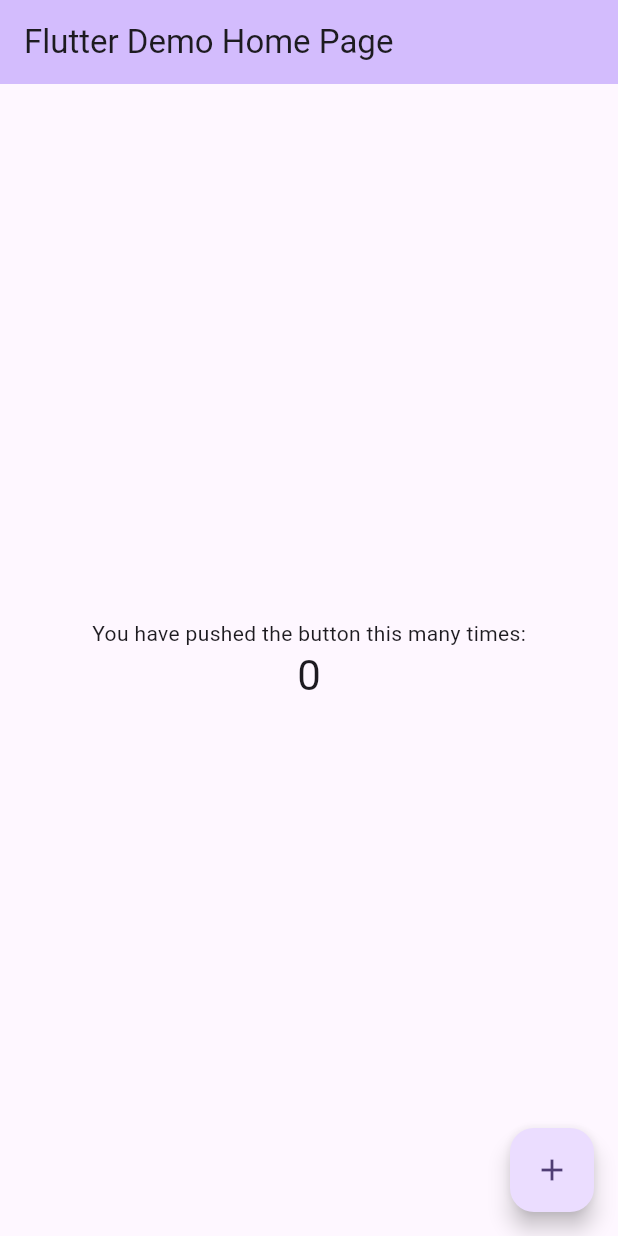
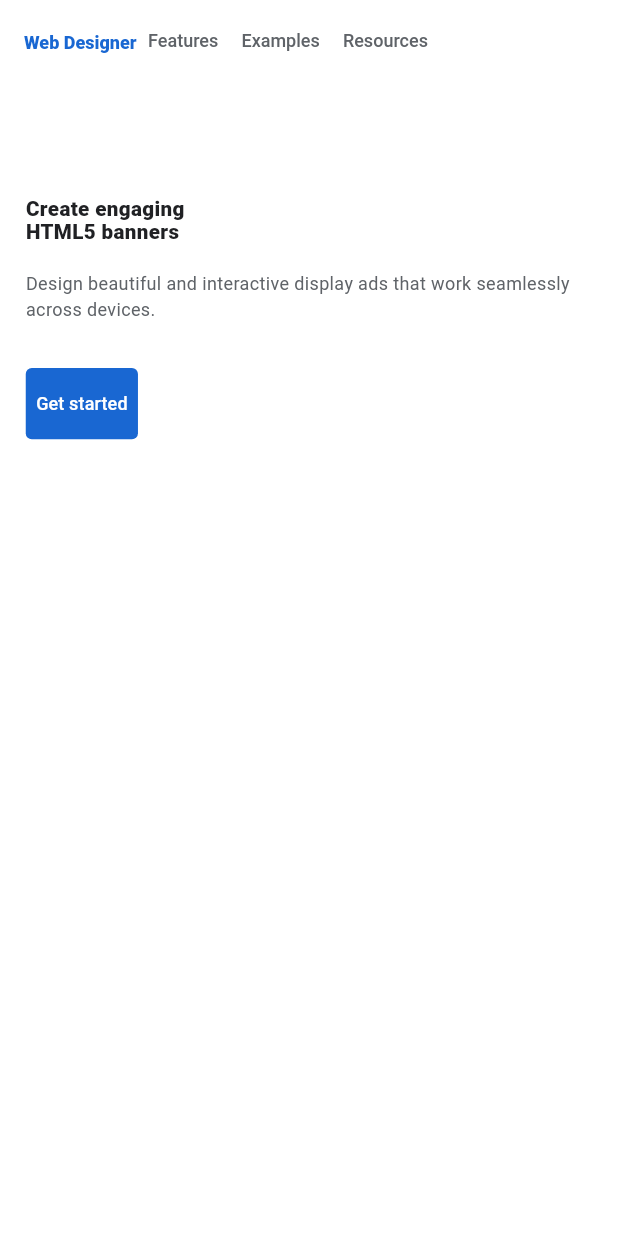
Before and after one commit to mikecc788/tweets, a Flutter app: the screen it shows after launch, on a phone screen of 412 x 824 dp. Run offline on Flutter 3.47's test engine with Material 3 defaults, Android fonts, the light colour scheme and no system bars; our stand-ins replace get.

Commit message:
add home

```diff
--- /dev/null
+++ b/devtools_options.yaml
@@ -0,0 +1,3 @@
+description: This file stores settings for Dart & Flutter DevTools.
+documentation: https://docs.flutter.dev/tools/devtools/extensions#configure-extension-enablement-states
+extensions:
--- /dev/null
+++ b/lib/controllers/home_controller.dart
@@ -0,0 +1,14 @@
+import 'package:get/get.dart';
+
+class HomeController extends GetxController {
+  final RxBool isHovered = false.obs;
+  final RxInt selectedIndex = (-1).obs;
+
+  void setHovered(bool value) {
+    isHovered.value = value;
+  }
+
+  void setSelectedIndex(int index) {
+    selectedIndex.value = index;
+  }
+}
--- a/lib/main.dart
+++ b/lib/main.dart
@@ -1,125 +1,33 @@
 import 'package:flutter/material.dart';
+import 'package:get/get.dart';
+import 'pages/home/home_view.dart';
+import 'controllers/home_controller.dart';
+import 'utils/screen_adapter.dart';
+import 'utils/app_colors.dart';
 
 void main() {
+  WidgetsFlutterBinding.ensureInitialized();
   runApp(const MyApp());
 }
 
 class MyApp extends StatelessWidget {
   const MyApp({super.key});
 
-  // This widget is the root of your application.
   @override
   Widget build(BuildContext context) {
-    return MaterialApp(
-      title: 'Flutter Demo',
-      theme: ThemeData(
-        // This is the theme of your application.
-        //
-        // TRY THIS: Try running your application with "flutter run". You'll see
-        // the application has a purple toolbar. Then, without quitting the app,
-        // try changing the seedColor in the colorScheme below to Colors.green
-        // and then invoke "hot reload" (save your changes or press the "hot
-        // reload" button in a Flutter-supported IDE, or press "r" if you used
-        // the command line to start the app).
-        //
-        // Notice that the counter didn't reset back to zero; the application
-        // state is not lost during the reload. To reset the state, use hot
-        // restart instead.
-        //
-        // This works for code too, not just values: Most code changes can be
-        // tested with just a hot reload.
-        colorScheme: ColorScheme.fromSeed(seedColor: Colors.deepPurple),
-        useMaterial3: true,
-      ),
-      home: const MyHomePage(title: 'Flutter Demo Home Page'),
+    // 在构建 GetMaterialApp 之前初始化屏幕适配器
+    ScreenAdapter.initialize();
+
+    return GetMaterialApp(
+      title: 'Web Designer Clone',
+      theme: AppColors.lightTheme,
+      darkTheme: AppColors.darkTheme,
+      themeMode: ThemeMode.system, // 跟随系统主题
+      initialBinding: BindingsBuilder(() {
+        Get.put(HomeController());
+      }),
+      home: const HomeView(),
+      debugShowCheckedModeBanner: false,
     );
   }
 }
-
-class MyHomePage extends StatefulWidget {
-  const MyHomePage({super.key, required this.title});
-
-  // This widget is the home page of your application. It is stateful, meaning
-  // that it has a State object (defined below) that contains fields that affect
-  // how it looks.
-
-  // This class is the configuration for the state. It holds the values (in this
-  // case the title) provided by the parent (in this case the App widget) and
-  // used by the build method of the State. Fields in a Widget subclass are
-  // always marked "final".
-
-  final String title;
-
-  @override
-  State<MyHomePage> createState() => _MyHomePageState();
-}
-
-class _MyHomePageState extends State<MyHomePage> {
-  int _counter = 0;
-
-  void _incrementCounter() {
-    setState(() {
-      // This call to setState tells the Flutter framework that something has
-      // changed in this State, which causes it to rerun the build method below
-      // so that the display can reflect the updated values. If we changed
-      // _counter without calling setState(), then the build method would not be
-      // called again, and so nothing would appear to happen.
-      _counter++;
-    });
-  }
-
-  @override
-  Widget build(BuildContext context) {
-    // This method is rerun every time setState is called, for instance as done
-    // by the _incrementCounter method above.
-    //
-    // The Flutter framework has been optimized to make rerunning build methods
-    // fast, so that you can just rebuild anything that needs updating rather
-    // than having to individually change instances of widgets.
-    return Scaffold(
-      appBar: AppBar(
-        // TRY THIS: Try changing the color here to a specific color (to
-        // Colors.amber, perhaps?) and trigger a hot reload to see the AppBar
-        // change color while the other colors stay the same.
-        backgroundColor: Theme.of(context).colorScheme.inversePrimary,
-        // Here we take the value from the MyHomePage object that was created by
-        // the App.build method, and use it to set our appbar title.
-        title: Text(widget.title),
-      ),
-      body: Center(
-        // Center is a layout widget. It takes a single child and positions it
-        // in the middle of the parent.
-        child: Column(
-          // Column is also a layout widget. It takes a list of children and
-          // arranges them vertically. By default, it sizes itself to fit its
-          // children horizontally, and tries to be as tall as its parent.
-          //
-          // Column has various properties to control how it sizes itself and
-          // how it positions its children. Here we use mainAxisAlignment to
-          // center the children vertically; the main axis here is the vertical
-          // axis because Columns are vertical (the cross axis would be
-          // horizontal).
-          //
-          // TRY THIS: Invoke "debug painting" (choose the "Toggle Debug Paint"
-          // action in the IDE, or press "p" in the console), to see the
-          // wireframe for each widget.
-          mainAxisAlignment: MainAxisAlignment.center,
-          children: <Widget>[
-            const Text(
-              'You have pushed the button this many times:',
-            ),
-            Text(
-              '$_counter',
-              style: Theme.of(context).textTheme.headlineMedium,
-            ),
-          ],
-        ),
-      ),
-      floatingActionButton: FloatingActionButton(
-        onPressed: _incrementCounter,
-        tooltip: 'Increment',
-        child: const Icon(Icons.add),
-      ), // This trailing comma makes auto-formatting nicer for build methods.
-    );
-  }
-}
--- /dev/null
+++ b/lib/pages/home/home_view.dart
@@ -0,0 +1,177 @@
+import 'package:flutter/material.dart';
+import 'package:get/get.dart';
+import '../../controllers/home_controller.dart';
+import '../../utils/screen_adapter.dart';
+import '../../utils/app_colors.dart';
+
+/// 首页视图
+/// 展示网页设计工具的主要功能和特点
+class HomeView extends GetView<HomeController> {
+  const HomeView({Key? key}) : super(key: key);
+
+  @override
+  Widget build(BuildContext context) {
+    return Scaffold(
+      backgroundColor: AppColors.background,
+      body: CustomScrollView(
+        slivers: [
+          _buildAppBar(),
+          _buildMainContent(),
+        ],
+      ),
+    );
+  }
+
+  /// 构建应用栏
+  Widget _buildAppBar() {
+    return SliverAppBar(
+      floating: true,
+      backgroundColor: AppColors.background,
+      elevation: 0,
+      title: Row(
+        children: [
+          _buildLogo(),
+          _buildNavigationItems(),
+        ],
+      ),
+    );
+  }
+
+  /// 构建Logo
+  Widget _buildLogo() {
+    return Text(
+      'Web Designer',
+      style: TextStyle(
+        fontSize: ScreenAdapter.fontSize(32),
+        fontWeight: FontWeight.w900,
+        color: AppColors.primary,
+      ),
+    );
+  }
+
+  /// 构建导航栏项目
+  Widget _buildNavigationItems() {
+    return Row(
+      children: [
+        _buildNavItem('Features', 0),
+        _buildNavItem('Examples', 1),
+        _buildNavItem('Resources', 2),
+      ],
+    );
+  }
+
+  /// 构建主要内容区域
+  Widget _buildMainContent() {
+    return SliverToBoxAdapter(
+      child: Padding(
+        padding: EdgeInsets.symmetric(
+          horizontal: ScreenAdapter.setWidth(80),
+        ),
+        child: Column(
+          crossAxisAlignment: CrossAxisAlignment.start,
+          children: [
+            SizedBox(height: ScreenAdapter.setHeight(100)),
+            _buildHeadline(),
+            SizedBox(height: ScreenAdapter.setHeight(24)),
+            _buildSubtitle(),
+            SizedBox(height: ScreenAdapter.setHeight(40)),
+            _buildGetStartedButton(),
+          ],
+        ),
+      ),
+    );
+  }
+
+  /// 构建标题文本
+  Widget _buildHeadline() {
+    return Text(
+      'Create engaging\nHTML5 banners',
+      style: TextStyle(
+        fontSize: ScreenAdapter.fontSize(64),
+        fontWeight: FontWeight.w900,
+        color: AppColors.textPrimary,
+        height: 1.1,
+      ),
+    );
+  }
+
+  /// 构建副标题文本
+  Widget _buildSubtitle() {
+    return Text(
+      'Design beautiful and interactive display ads that work seamlessly across devices.',
+      style: TextStyle(
+        fontSize: ScreenAdapter.fontSize(24),
+        fontWeight: FontWeight.w400,
+        color: AppColors.textSecondary,
+        height: 1.4,
+      ),
+    );
+  }
+
+  /// 构建开始按钮
+  Widget _buildGetStartedButton() {
+    return ElevatedButton(
+      onPressed: () {},
+      style: ElevatedButton.styleFrom(
+        backgroundColor: AppColors.primary,
+        foregroundColor: AppColors.textLight,
+        padding: EdgeInsets.symmetric(
+          horizontal: ScreenAdapter.setWidth(32),
+          vertical: ScreenAdapter.setHeight(20),
+        ),
+        elevation: 0,
+        shape: RoundedRectangleBorder(
+          borderRadius: BorderRadius.circular(4),
+        ),
+      ),
+      child: Text(
+        'Get started',
+        style: TextStyle(
+          fontSize: ScreenAdapter.fontSize(18),
+          fontWeight: FontWeight.w500,
+          color: AppColors.textLight,
+        ),
+      ),
+    );
+  }
+
+  /// 构建导航项
+  Widget _buildNavItem(String text, int index) {
+    return Obx(() {
+      final isSelected = controller.selectedIndex.value == index;
+      return MouseRegion(
+        cursor: SystemMouseCursors.click,
+        onEnter: (_) => controller.setHovered(true),
+        onExit: (_) => controller.setHovered(false),
+        child: GestureDetector(
+          onTap: () => controller.setSelectedIndex(index),
+          child: Container(
+            margin: EdgeInsets.symmetric(
+              horizontal: ScreenAdapter.setWidth(12),
+            ),
+            padding: EdgeInsets.symmetric(
+              horizontal: ScreenAdapter.setWidth(24),
+              vertical: ScreenAdapter.setHeight(12),
+            ),
+            decoration: BoxDecoration(
+              border: Border(
+                bottom: BorderSide(
+                  color: isSelected ? AppColors.primary : Colors.transparent,
+                  width: 2,
+                ),
+              ),
+            ),
+            child: Text(
+              text,
+              style: TextStyle(
+                color: isSelected ? AppColors.primary : AppColors.textSecondary,
+                fontSize: ScreenAdapter.fontSize(24),
+                fontWeight: FontWeight.w500,
+              ),
+            ),
+          ),
+        ),
+      );
+    });
+  }
+}
--- /dev/null
+++ b/lib/utils/app_colors.dart
@@ -0,0 +1,135 @@
+import 'package:flutter/material.dart';
+import 'package:get/get.dart';
+
+class AppColors {
+  // Google Web Designer 主题色
+  static Color get primary => const Color(0xFF1967D2);  // Google Blue
+  static Color get primaryLight => const Color(0xFF4285F4);
+  static Color get primaryDark => const Color(0xFF185ABC);
+
+  // 背景色
+  static Color get background => const Color(0xFFFFFFFF);
+  static Color get backgroundDark => const Color(0xFF202124);
+  static Color get backgroundGrey => const Color(0xFFF8F9FA);
+  static Color get surfaceColor => const Color(0xFFE8F0FE);  // 浅蓝色背景
+
+  // 文字颜色
+  static Color get textPrimary => const Color(0xFF202124);  // Google Grey 900
+  static Color get textSecondary => const Color(0xFF5F6368);  // Google Grey 700
+  static Color get textLight => const Color(0xFFFFFFFF);
+  static Color get textGrey => const Color(0xFF9AA0A6);  // Google Grey 500
+
+  // 强调色
+  static Color get accentBlue => const Color(0xFF1A73E8);  // Google Blue 600
+  static Color get accentGreen => const Color(0xFF34A853);  // Google Green
+  static Color get accentYellow => const Color(0xFFFBBC04);  // Google Yellow
+  static Color get accentRed => const Color(0xFFEA4335);  // Google Red
+
+  // 边框颜色
+  static Color get border => const Color(0xFFDADCE0);  // Google Grey 200
+  static Color get borderLight => const Color(0xFFE8EAED);  // Google Grey 100
+
+  // 状态颜色
+  static Color get success => const Color(0xFF34A853);  // Google Green
+  static Color get warning => const Color(0xFFFBBC04);  // Google Yellow
+  static Color get error => const Color(0xFFEA4335);  // Google Red
+  static Color get info => const Color(0xFF4285F4);  // Google Blue
+
+  // Google Web Designer 渐变色
+  static List<Color> get primaryGradient => [
+    const Color(0xFF1A73E8),  // 起始颜色
+    const Color(0xFF185ABC),  // 结束颜色
+  ];
+
+  static List<Color> get blueGradient => [
+    const Color(0xFF4285F4),
+    const Color(0xFF1967D2),
+  ];
+
+  // 暗色模式颜色
+  static final _isDarkMode = Get.isDarkMode;
+
+  // 获取主题相关颜色
+  static Color get scaffoldBackground =>
+      _isDarkMode ? backgroundDark : background;
+
+  static Color get textColor =>
+      _isDarkMode ? textLight : textPrimary;
+
+  static Color get textColorSecondary =>
+      _isDarkMode ? textGrey : textSecondary;
+
+  // Material 调色板
+  static MaterialColor get primarySwatch => MaterialColor(
+    primary.value,
+    <int, Color>{
+      50: primary.withOpacity(0.1),
+      100: primary.withOpacity(0.2),
+      200: primary.withOpacity(0.3),
+      300: primary.withOpacity(0.4),
+      400: primary.withOpacity(0.5),
+      500: primary.withOpacity(0.6),
+      600: primary.withOpacity(0.7),
+      700: primary.withOpacity(0.8),
+      800: primary.withOpacity(0.9),
+      900: primary,
+    },
+  );
+
+  // 主题数据
+  static ThemeData get lightTheme => ThemeData(
+    primarySwatch: primarySwatch,
+    scaffoldBackgroundColor: scaffoldBackground,
+    brightness: Brightness.light,
+    appBarTheme: AppBarTheme(
+      backgroundColor: primary,
+      foregroundColor: textLight,
+      elevation: 0,
+    ),
+    colorScheme: ColorScheme.light(
+      primary: primary,
+      secondary: accentGreen,
+      surface: surfaceColor,
+      background: backgroundGrey,
+      error: error,
+    ),
+    textTheme: TextTheme(
+      displayLarge: TextStyle(color: textColor),
+      displayMedium: TextStyle(color: textColor),
+      displaySmall: TextStyle(color: textColor),
+      headlineMedium: TextStyle(color: textColor),
+      headlineSmall: TextStyle(color: textColor),
+      titleLarge: TextStyle(color: textColor),
+      bodyLarge: TextStyle(color: textColor),
+      bodyMedium: TextStyle(color: textColorSecondary),
+    ),
+  );
+
+  static ThemeData get darkTheme => ThemeData(
+    primarySwatch: primarySwatch,
+    scaffoldBackgroundColor: backgroundDark,
+    brightness: Brightness.dark,
+    appBarTheme: AppBarTheme(
+      backgroundColor: backgroundDark,
+      foregroundColor: textLight,
+      elevation: 0,
+    ),
+    colorScheme: ColorScheme.dark(
+      primary: primary,
+      secondary: accentGreen,
+      surface: backgroundDark,
+      background: backgroundDark,
+      error: error,
+    ),
+    textTheme: TextTheme(
+      displayLarge: TextStyle(color: textLight),
+      displayMedium: TextStyle(color: textLight),
+      displaySmall: TextStyle(color: textLight),
+      headlineMedium: TextStyle(color: textLight),
+      headlineSmall: TextStyle(color: textLight),
+      titleLarge: TextStyle(color: textLight),
+      bodyLarge: TextStyle(color: textLight),
+      bodyMedium: TextStyle(color: textGrey),
+    ),
+  );
+}
--- /dev/null
+++ b/lib/utils/screen_adapter.dart
@@ -0,0 +1,52 @@
+import 'package:flutter/material.dart';
+import 'package:get/get.dart';
+
+class ScreenAdapter {
+  // 设计稿的尺寸
+  static const double designWidth = 1920.0; // 网页端设计稿宽度
+  static const double designHeight = 1080.0; // 网页端设计稿高度
+
+  // 获取屏幕宽度
+  static double get screenWidth => Get.width;
+
+  // 获取屏幕高度
+  static double get screenHeight => Get.height;
+
+  // 获取缩放比例
+  static double get scaleWidth => screenWidth / designWidth;
+  static double get scaleHeight => screenHeight / designHeight;
+
+  // 获取适配后的尺寸
+  static double setWidth(double width) => width * scaleWidth;
+  static double setHeight(double height) => height * scaleHeight;
+
+  // 字体大小适配方法
+  static double fontSize(double size) {
+    // 获取当前设备的像素密度
+    final double pixelRatio = Get.pixelRatio;
+
+    // 判断是否是移动设备
+    bool isMobile = GetPlatform.isMobile;
+
+    if (isMobile) {
+      // 移动端字体大小计算
+      return (size * scaleWidth).clamp(12.0, size);
+    } else {
+      // 网页端字体大小计算
+      double scaleFactor = (screenWidth / designWidth).clamp(0.8, 1.2);
+      return size * scaleFactor;
+    }
+  }
+
+  // 获取状态栏高度
+  static double get statusBarHeight => Get.statusBarHeight;
+
+  // 获取底部安全区域高度
+  static double get bottomBarHeight => Get.bottomBarHeight;
+
+  // 初始化方法，在应用启动时调用
+  static void initialize() {
+    // 使用 MediaQuery 设置文本缩放因子
+    Get.put(MediaQueryData.fromView(WidgetsBinding.instance.platformDispatcher.views.first));
+  }
+}
```
Also changed, not shown: pubspec.yaml (+18 -34 lines), pubspec.lock, 7 other files.
